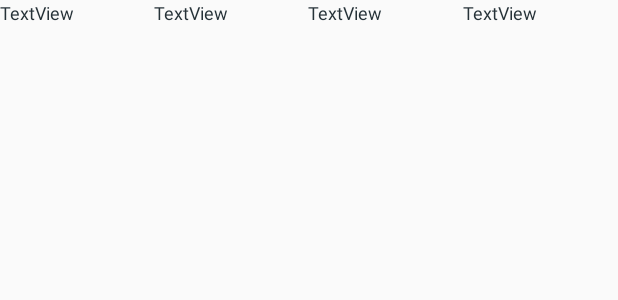
After one commit to razvannesiu/Plumber-Hub, an Android app: the layout widget_customers.xml on its own in the app's theme, with its tools: preview values and no code run, on a phone screen of 412 x 824 dp. The commit adds this screen. Shown: the top 300 px of the screen. Run offline under Robolectric (Android 15) with nearby library versions, the phone set to English and light mode, and no system bars.

Commit message:
Create customer list

```diff
--- a/PlumberHubApp/app/src/main/AndroidManifest.xml
+++ b/PlumberHubApp/app/src/main/AndroidManifest.xml
@@ -16,7 +16,7 @@
                 <category android:name="android.intent.category.LAUNCHER" />
             </intent-filter>
         </activity>
-        <activity android:name=".Customers" />
+        <activity android:name=".Customers"></activity>
         <activity android:name=".Tools"></activity>
     </application>
 
--- a/PlumberHubApp/app/src/main/res/layout/activity_tools.xml
+++ b/PlumberHubApp/app/src/main/res/layout/activity_tools.xml
@@ -15,6 +15,7 @@
             android:layout_width="match_parent"
             android:layout_height="wrap_content"
             android:textAlignment="center"
+            android:text="@string/txt_tls"
             style="@style/txt_title_style"/>
 
         <EditText
--- /dev/null
+++ b/PlumberHubApp/app/src/main/res/layout/widget_customers.xml
@@ -0,0 +1,39 @@
+<?xml version="1.0" encoding="utf-8"?>
+<LinearLayout
+    xmlns:android="http://schemas.android.com/apk/res/android"
+    android:layout_width="match_parent"
+    android:layout_height="match_parent"
+    android:orientation="horizontal">
+
+    <TextView
+        android:id="@+id/txtName"
+        android:layout_width="0dp"
+        android:layout_weight="1"
+        android:layout_height="wrap_content"
+        android:text="TextView"
+        style="@style/txt_widget_cus_style"/>
+
+    <TextView
+        android:id="@+id/txtAddress"
+        android:layout_width="0dp"
+        android:layout_weight="1"
+        android:layout_height="wrap_content"
+        android:text="TextView"
+        style="@style/txt_widget_cus_style"/>
+
+    <TextView
+        android:id="@+id/txtPhone"
+        android:layout_width="0dp"
+        android:layout_weight="1"
+        android:layout_height="wrap_content"
+        android:text="TextView"
+        style="@style/txt_widget_cus_style"/>
+
+    <TextView
+        android:id="@+id/txtEmail"
+        android:layout_width="0dp"
+        android:layout_weight="1"
+        android:layout_height="wrap_content"
+        android:text="TextView"
+        style="@style/txt_widget_cus_style"/>
+</LinearLayout>
--- a/PlumberHubApp/app/src/main/res/values/dimens.xml
+++ b/PlumberHubApp/app/src/main/res/values/dimens.xml
@@ -5,4 +5,5 @@
     <dimen name="txt_title">25dp</dimen>
     <dimen name="btn_menu_pad_top">20dp</dimen>
     <dimen name="txt_menu_pad_top">20dp</dimen>
+    <dimen name="txt_widget_cus">12dp</dimen>
 </resources>
--- a/PlumberHubApp/app/src/main/res/values/strings.xml
+++ b/PlumberHubApp/app/src/main/res/values/strings.xml
@@ -8,4 +8,8 @@
     <string name="txt_save">Save</string>
 
     <string name="tls_hint">Enter new tool name</string>
+    <string name="cus_hint_name">Enter new name</string>
+    <string name="cus_hint_email">Enter new email</string>
+    <string name="cus_hint_phone">Enter new phone</string>
+    <string name="cus_hint_address">Enter new address</string>
 </resources>
--- a/PlumberHubApp/app/src/main/res/values/styles.xml
+++ b/PlumberHubApp/app/src/main/res/values/styles.xml
@@ -17,10 +17,14 @@
     </style>
 
     <style name="txt_title_style">
-        <item name="android:text">@string/txt_tls</item>
         <item name="android:textColor">@color/colorAccent</item>
         <item name="android:textSize">@dimen/txt_title</item>
         <item name="android:textStyle">bold</item>
     </style>
 
+    <style name="txt_widget_cus_style">
+        <item name="android:textColor">@color/colorAccent</item>
+        <item name="android:textSize">@dimen/txt_widget_cus</item>
+    </style>
+
 </resources>
```
Also changed, not shown: PlumberHubApp/app/src/main/java/android/plumberhub/com/plumberhubapp/Customer.java (+8 -4 lines), PlumberHubApp/app/src/main/java/android/plumberhub/com/plumberhubapp/Customers.java (+77 -6 lines), PlumberHubApp/app/src/main/res/layout/activity_customers.xml (+62 -3 lines).
